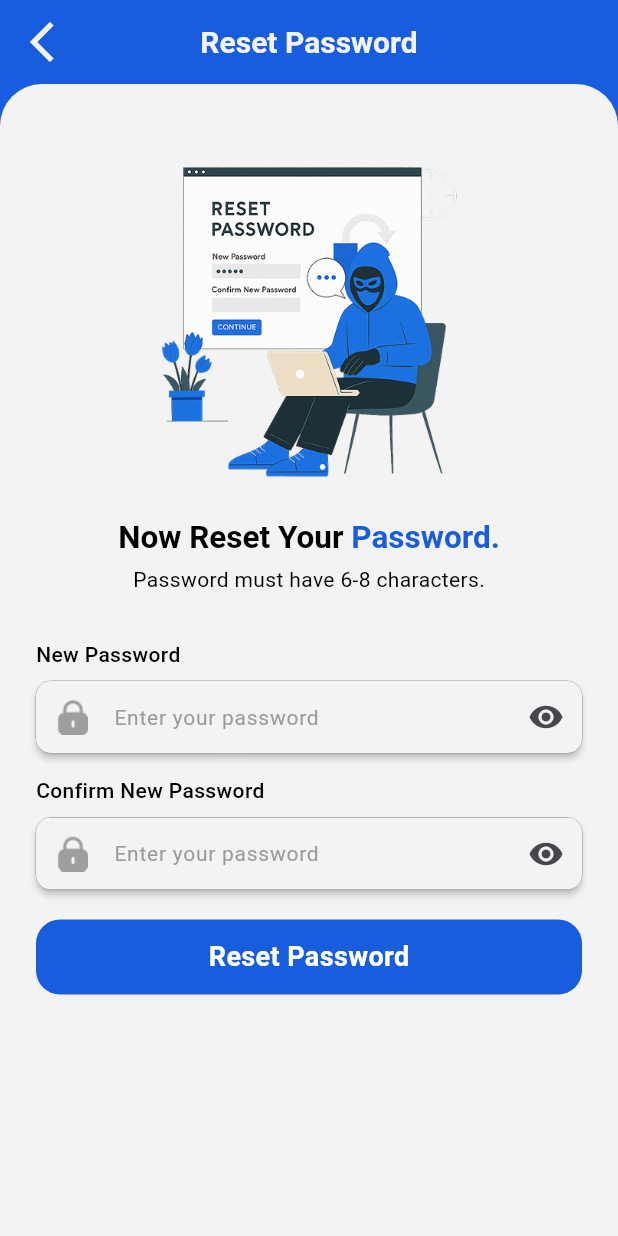
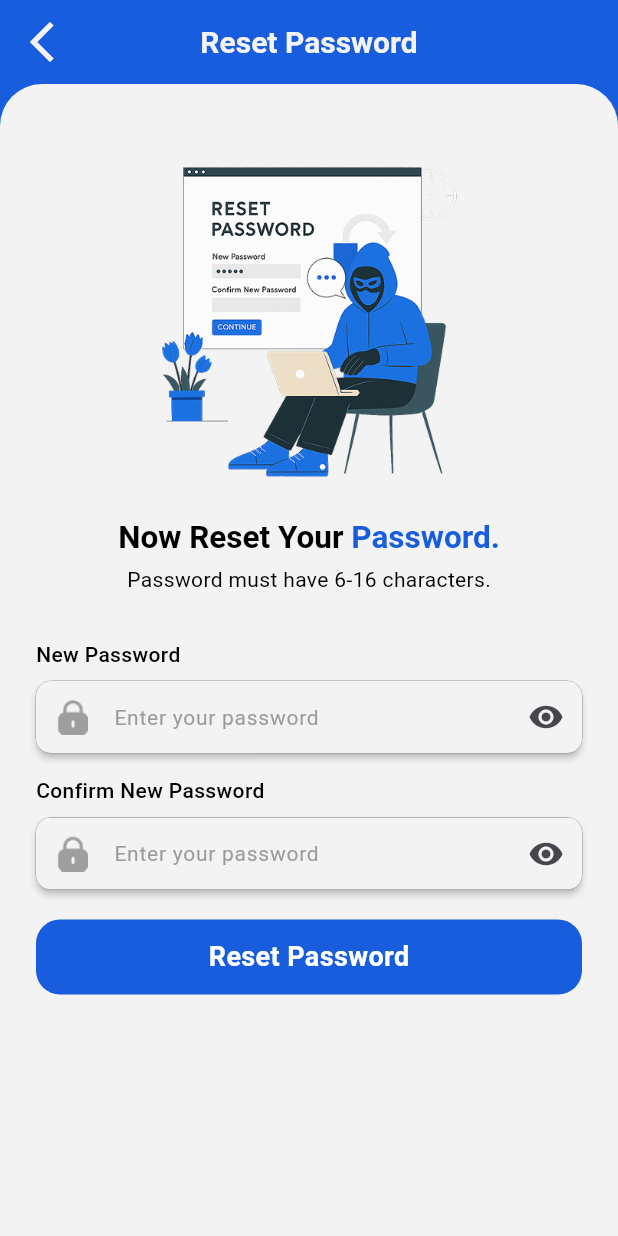
Before and after one commit to mdtusher2018/DineDash, a Flutter app: the ResetPasswordScreen screen opened directly, on a phone screen of 412 x 824 dp. Run offline on Flutter 3.47's test engine with Material 3 defaults, Android fonts, the phone set to English and light mode, and no system bars; our stand-ins replace app_links, dotted_border, dotted_line, flutter_rating_bar, flutter_svg, flutter_widget_from_html and 10 more; missing offline and left inert: flutter_google_places_sdk, shake; accounts and stored records are empty.

Commit message:
fixed: app feedbacks

```diff
--- a/lib/core/translations/english.dart
+++ b/lib/core/translations/english.dart
@@ -176,7 +176,7 @@ Map<String, String> en_US = {
   "Reset Password": "Reset Password",
   "Now Reset Your ": "Now Reset Your ",
   "Password.": "Password.",
-  "Password  must have 6-8 characters.": "Password must have 6-8 characters.",
+  "Password  must have 6-16 characters.": "Password must have 6-16 characters.",
   "Sign In to Your Account": "Sign In to Your Account",
   "Remember me": "Remember me",
   "Sign In With Google": "Sign In With Google",
@@ -233,7 +233,7 @@ Map<String, String> en_US = {
   "Submit": "Submit",
 
   "Add Deal": "Add Deal",
-  "+ Add Deal":"+ Add Deal",
+  "+ Add Deal": "+ Add Deal",
   "Benefit Amount*": "Benefit Amount*",
   "Deal Type": "Deal Type",
   "Create Deal": "Create Deal",
--- a/lib/core/translations/spanish.dart
+++ b/lib/core/translations/spanish.dart
@@ -174,7 +174,8 @@ Map<String, String> de_DE = {
   "Reset Password": "Passwort zurücksetzen",
   "Now Reset Your ": "Setzen Sie jetzt Ihr ",
   "Password.": "Passwort zurück.",
-  "Password  must have 6-8 characters.": "Das Passwort muss 6-8 Zeichen haben.",
+  "Password  must have 6-16 characters.":
+      "Das Passwort muss 6-16 Zeichen haben.",
 
   "Sign In to Your Account": "Melden Sie sich bei Ihrem Konto an",
   "Remember me": "Angemeldet bleiben",
@@ -235,7 +236,7 @@ Map<String, String> de_DE = {
   "Submit": "Absenden",
 
   "Add Deal": "Deal hinzufügen",
-  "+ Add Deal":"+ Deal hinzufügen",
+  "+ Add Deal": "+ Deal hinzufügen",
   "Benefit Amount*": "Vorteilsbetrag*",
   "Deal Type": "Angebotstyp",
   "Create Deal": "Deal erstellen",
--- a/lib/features/auth/common/reset_password/reset_password_page.dart
+++ b/lib/features/auth/common/reset_password/reset_password_page.dart
@@ -71,7 +71,7 @@ class _ResetPasswordScreenState extends State<ResetPasswordScreen> {
                 ),
                 const SizedBox(height: 5),
                 commonText(
-                  "Password  must have 6-8 characters.".tr,
+                  "Password  must have 6-16 characters.".tr,
                   size: 14.0,
                 ),
                 const SizedBox(height: 30),
@@ -115,6 +115,7 @@ class _ResetPasswordScreenState extends State<ResetPasswordScreen> {
                     isLoading: controller.isLoading.value,
                     textColor: Colors.white,
                     onTap: () {
+
                       controller.resetPassword(
                         password: newPasswordController.text,
                         confirmPassword: confirmPasswordController.text,
--- a/lib/features/business/dealer/add_business/add_business_frist_page.dart
+++ b/lib/features/business/dealer/add_business/add_business_frist_page.dart
@@ -100,7 +100,7 @@ class _AddBusinessScreenFristState extends State<AddBusinessScreenFrist> {
   @override
   void initState() {
     super.initState();
-    WidgetsBinding.instance.addPostFrameCallback((timeStamp) {
+
     for (var day in days) {
       if (day == "Saturday" || day == "Sunday") {
         openDays[day] = false;
@@ -115,7 +115,6 @@ class _AddBusinessScreenFristState extends State<AddBusinessScreenFrist> {
         end: const TimeOfDay(hour: 20, minute: 0),
       );
     }
-    });
   }
 
   @override
--- a/lib/features/deals/user/available deals/user_all_available_deals.dart
+++ b/lib/features/deals/user/available deals/user_all_available_deals.dart
@@ -22,7 +22,7 @@ class _UserAllAvailableDealsState extends State<UserAllAvailableDeals> {
     super.initState();
     WidgetsBinding.instance.addPostFrameCallback((_) {
       controller.fetchDealsList();
-
+    });
     scrollController.addListener(() {
       if (scrollController.position.pixels >=
               scrollController.position.maxScrollExtent - 200 &&
@@ -30,7 +30,6 @@ class _UserAllAvailableDealsState extends State<UserAllAvailableDeals> {
           controller.hasMore.value) {
         controller.loadMoreAvailableDeals();
       }
-      });
     });
   }
 
--- a/lib/features/profile/common/change password/change_password_controller.dart
+++ b/lib/features/profile/common/change password/change_password_controller.dart
@@ -1,6 +1,7 @@
 import 'package:dine_dash/core/base/base_controller.dart';
 import 'package:dine_dash/core/services/api/api_service.dart';
 import 'package:dine_dash/core/utils/ApiEndpoints.dart';
+import 'package:dine_dash/core/utils/extentions.dart';
 import 'package:dine_dash/features/profile/common/change%20password/change_password_response.dart';
 import 'package:dine_dash/res/commonWidgets.dart';
 import 'package:get/get.dart';
@@ -19,9 +20,9 @@ class ChangePasswordController extends BaseController {
       showSnackBar("All fields are required".tr, isError: true);
       return;
     }
-    if (newPassword.length < 6) {
+    if (!newPassword.isValidPassword) {
       showSnackBar(
-        "New password must be at least 6 characters long".tr,
+        "Password must be 6–16 characters with letters & numbers".tr,
         isError: true,
       );
       return;
--- a/lib/features/ratting_and_feedback/user/feedback_of_a_business.dart
+++ b/lib/features/ratting_and_feedback/user/feedback_of_a_business.dart
@@ -103,8 +103,7 @@ class _UserAfterGivingStarPageState extends State<UserAfterGivingStarPage> {
                               fontWeight: FontWeight.w700,
                             ),
                             SizedBox(height: 5),
-                            Obx(
-                              () => Wrap(
+                        Wrap(
                                 spacing: 12,
                                 runSpacing: 8,
                                 children:
@@ -143,7 +142,7 @@ class _UserAfterGivingStarPageState extends State<UserAfterGivingStarPage> {
                                       );
                                     }).toList(),
                               ),
-                            ),
+
                             SizedBox(height: 10),
                             Row(
                               mainAxisAlignment: MainAxisAlignment.spaceBetween,
```
Also changed, not shown: lib/features/deals/user/user_deals_page.dart (+3 -4 lines). Lines whose indentation alone changed are shown as unchanged.
